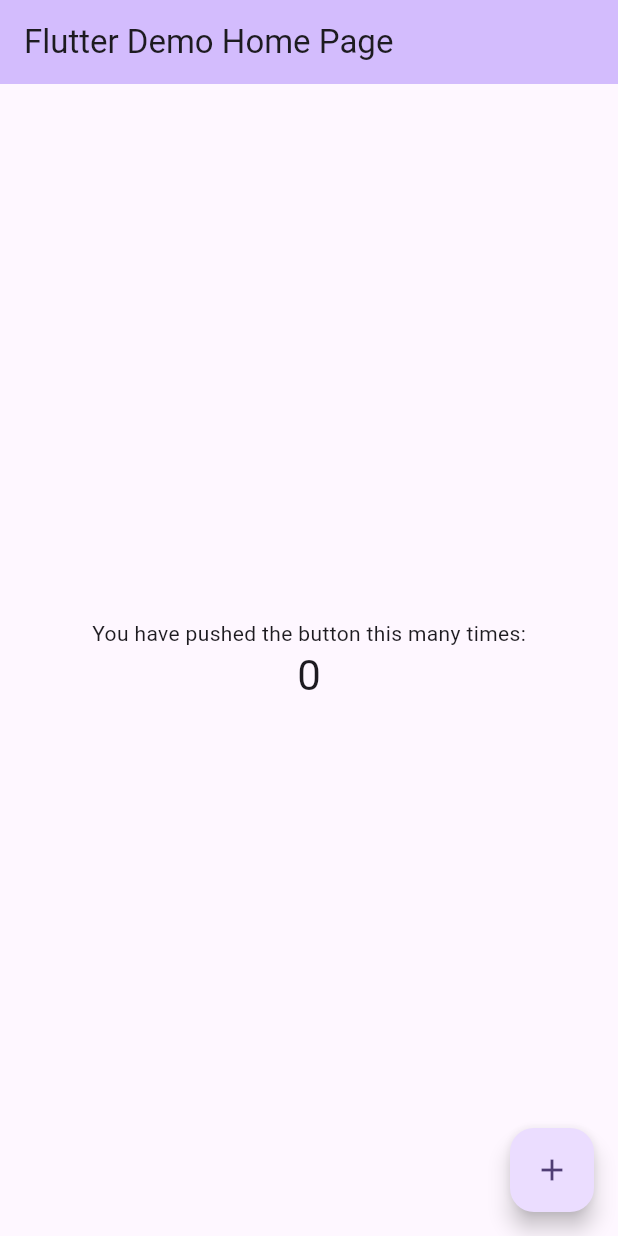
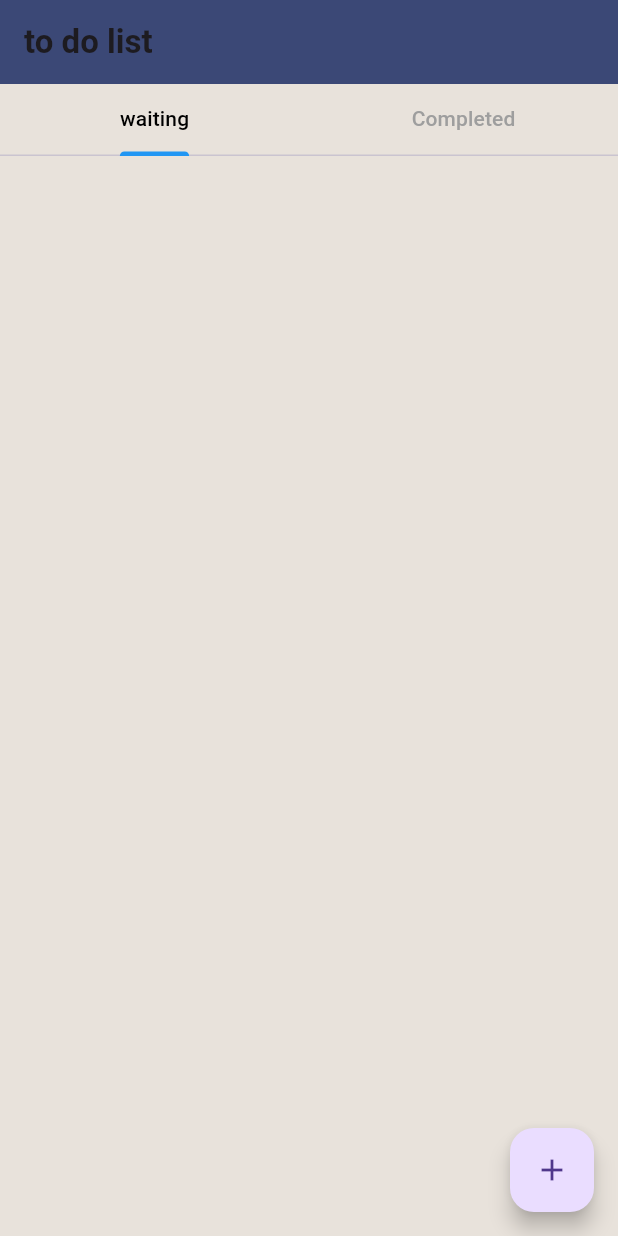
Before and after one commit to radwan-77/to_do_list, a Flutter app: the screen it shows after launch, on a phone screen of 412 x 824 dp. Run offline on Flutter 3.47's test engine with Material 3 defaults, Android fonts, the phone set to English and light mode, and no system bars.

Commit message:
folder structure

```diff
--- /dev/null
+++ b/lib/Model/task_model.dart
@@ -0,0 +1,8 @@
+import 'package:flutter/material.dart';
+
+class TaskModel {
+  String title;
+  String? subtitle;
+  bool isCompleted;
+  TaskModel({required this.title, this.subtitle, this.isCompleted = false});
+}
--- a/lib/main.dart
+++ b/lib/main.dart
@@ -1,4 +1,6 @@
 import 'package:flutter/material.dart';
+import 'package:to_do_list/screen/ugly_box.dart';
+import 'package:to_do_list/screen/tabbar_screen.dart';
 
 void main() {
   runApp(const MyApp());
@@ -7,119 +9,23 @@ void main() {
 class MyApp extends StatelessWidget {
   const MyApp({super.key});
 
-  // This widget is the root of your application.
   @override
   Widget build(BuildContext context) {
     return MaterialApp(
-      title: 'Flutter Demo',
-      theme: ThemeData(
-        // This is the theme of your application.
-        //
-        // TRY THIS: Try running your application with "flutter run". You'll see
-        // the application has a purple toolbar. Then, without quitting the app,
-        // try changing the seedColor in the colorScheme below to Colors.green
-        // and then invoke "hot reload" (save your changes or press the "hot
-        // reload" button in a Flutter-supported IDE, or press "r" if you used
-        // the command line to start the app).
-        //
-        // Notice that the counter didn't reset back to zero; the application
-        // state is not lost during the reload. To reset the state, use hot
-        // restart instead.
-        //
-        // This works for code too, not just values: Most code changes can be
-        // tested with just a hot reload.
-        colorScheme: ColorScheme.fromSeed(seedColor: Colors.deepPurple),
-        useMaterial3: true,
-      ),
-      home: const MyHomePage(title: 'Flutter Demo Home Page'),
-    );
+        // Wrap Scaffold with MaterialApp
+        home: Scaffold(
+            floatingActionButton: FloatingActionButton(
+              child: const Icon(Icons.add),
+              onPressed: () {},
+            ),
+            appBar: AppBar(
+              backgroundColor: const Color.fromRGBO(59, 72, 118, 1),
+              title: const Text(
+                "to do list",
+                style: TextStyle(fontWeight: FontWeight.bold),
+              ),
+            ),
+            backgroundColor: const Color.fromRGBO(232, 226, 219, 1),
+            body: const TabBarScreen()));
   }
 }
-
-class MyHomePage extends StatefulWidget {
-  const MyHomePage({super.key, required this.title});
-
-  // This widget is the home page of your application. It is stateful, meaning
-  // that it has a State object (defined below) that contains fields that affect
-  // how it looks.
-
-  // This class is the configuration for the state. It holds the values (in this
-  // case the title) provided by the parent (in this case the App widget) and
-  // used by the build method of the State. Fields in a Widget subclass are
-  // always marked "final".
-
-  final String title;
-
-  @override
-  State<MyHomePage> createState() => _MyHomePageState();
-}
-
-class _MyHomePageState extends State<MyHomePage> {
-  int _counter = 0;
-
-  void _incrementCounter() {
-    setState(() {
-      // This call to setState tells the Flutter framework that something has
-      // changed in this State, which causes it to rerun the build method below
-      // so that the display can reflect the updated values. If we changed
-      // _counter without calling setState(), then the build method would not be
-      // called again, and so nothing would appear to happen.
-      _counter++;
-    });
-  }
-
-  @override
-  Widget build(BuildContext context) {
-    // This method is rerun every time setState is called, for instance as done
-    // by the _incrementCounter method above.
-    //
-    // The Flutter framework has been optimized to make rerunning build methods
-    // fast, so that you can just rebuild anything that needs updating rather
-    // than having to individually change instances of widgets.
-    return Scaffold(
-      appBar: AppBar(
-        // TRY THIS: Try changing the color here to a specific color (to
-        // Colors.amber, perhaps?) and trigger a hot reload to see the AppBar
-        // change color while the other colors stay the same.
-        backgroundColor: Theme.of(context).colorScheme.inversePrimary,
-        // Here we take the value from the MyHomePage object that was created by
-        // the App.build method, and use it to set our appbar title.
-        title: Text(widget.title),
-      ),
-      body: Center(
-        // Center is a layout widget. It takes a single child and positions it
-        // in the middle of the parent.
-        child: Column(
-          // Column is also a layout widget. It takes a list of children and
-          // arranges them vertically. By default, it sizes itself to fit its
-          // children horizontally, and tries to be as tall as its parent.
-          //
-          // Column has various properties to control how it sizes itself and
-          // how it positions its children. Here we use mainAxisAlignment to
-          // center the children vertically; the main axis here is the vertical
-          // axis because Columns are vertical (the cross axis would be
-          // horizontal).
-          //
-          // TRY THIS: Invoke "debug painting" (choose the "Toggle Debug Paint"
-          // action in the IDE, or press "p" in the console), to see the
-          // wireframe for each widget.
-          mainAxisAlignment: MainAxisAlignment.center,
-          children: <Widget>[
-            const Text(
-              'You have pushed the button this many times:',
-            ),
-            Text(
-              '$_counter',
-              style: Theme.of(context).textTheme.headlineMedium,
-            ),
-          ],
-        ),
-      ),
-      floatingActionButton: FloatingActionButton(
-        onPressed: _incrementCounter,
-        tooltip: 'Increment',
-        child: const Icon(Icons.add),
-      ), // This trailing comma makes auto-formatting nicer for build methods.
-    );
-  }
-}
--- /dev/null
+++ b/lib/screen/tabbar_screen.dart
@@ -0,0 +1,61 @@
+import 'package:flutter/material.dart';
+import 'package:to_do_list/Model/task_model.dart';
+
+class TabBarScreen extends StatefulWidget {
+  // Convert to StatefulWidget
+  const TabBarScreen({super.key});
+
+  @override
+  _TabBarScreenState createState() => _TabBarScreenState();
+}
+
+class _TabBarScreenState extends State<TabBarScreen> {
+  List<TaskModel> tasks = []; // Define tasks as part of the state
+
+  @override
+  Widget build(BuildContext context) {
+    return DefaultTabController(
+        length: 2,
+        child: Column(
+          children: [
+            const TabBar(
+                labelColor: Colors.black,
+                unselectedLabelColor: Colors.grey,
+                indicatorColor: Colors.blue,
+                tabs: [
+                  Tab(
+                    text: "waiting",
+                  ),
+                  Tab(
+                    text: "Completed",
+                  )
+                ]),
+            Expanded(
+              child: TabBarView(children: [
+                ListView.builder(
+                    padding: const EdgeInsets.all(8),
+                    itemCount: tasks.length,
+                    itemBuilder: (context, index) {
+                      return tasks[index].isCompleted
+                          ? SizedBox()
+                          : ListTile(
+                              trailing: Checkbox(
+                                value: tasks[index].isCompleted,
+                                onChanged: (check) {
+                                  setState(() {
+                                    tasks[index].isCompleted =
+                                        !tasks[index].isCompleted;
+                                  });
+                                },
+                              ),
+                              title: Text(tasks[index].title),
+                              subtitle: Text(tasks[index].subtitle.toString()),
+                            );
+                    }),
+                const Text("comp")
+              ]),
+            )
+          ],
+        ));
+  }
+}
--- a/pubspec.yaml
+++ b/pubspec.yaml
@@ -59,9 +59,8 @@ flutter:
   uses-material-design: true
 
   # To add assets to your application, add an assets section, like this:
-  # assets:
-  #   - images/a_dot_burr.jpeg
-  #   - images/a_dot_ham.jpeg
+  assets:
+    - res/images/pngegg.png
 
   # An image asset can refer to one or more resolution-specific "variants", see
   # https://flutter.dev/assets-and-images/#resolution-aware
```
Also changed, not shown: lib/screen/ugly_box.dart (added, +63 -0 lines), res/images/pngegg.png (added).
